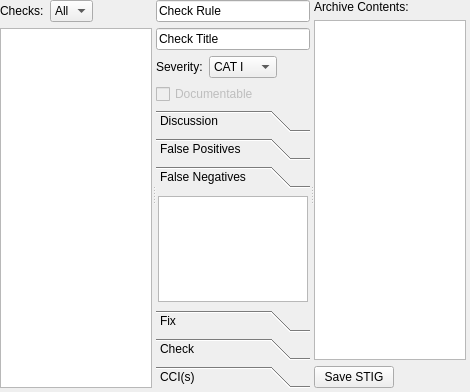
Old version of the form src/stigedit.ui in the repository squinky86/STIGQter.
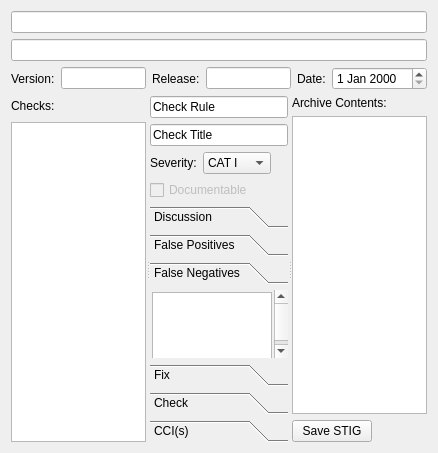
New version of the form. The open tabs and pages were chosen to show the change.

Commit message: design layout for STIG editor

The edit to the form file:
```diff
--- a/src/stigedit.ui
+++ b/src/stigedit.ui
@@ -6,22 +6,68 @@
    <rect>
     <x>0</x>
     <y>0</y>
-    <width>470</width>
-    <height>392</height>
+    <width>438</width>
+    <height>453</height>
    </rect>
   </property>
   <property name="windowTitle">
    <string>Form</string>
   </property>
+  <layout class="QVBoxLayout" name="verticalLayout">
+   <item>
+    <layout class="QVBoxLayout" name="verticalLayout_9">
+     <item>
+      <widget class="QLineEdit" name="txtTitle">
+       <property name="toolTip">
+        <string>STIG Title</string>
+       </property>
+      </widget>
+     </item>
+     <item>
+      <widget class="QLineEdit" name="txtDescription">
+       <property name="toolTip">
+        <string>STIG Description</string>
+       </property>
+      </widget>
+     </item>
+     <item>
+      <layout class="QHBoxLayout" name="horizontalLayout_2">
+       <item>
+        <widget class="QLabel" name="lblVersion">
+         <property name="text">
+          <string>Version:</string>
+         </property>
+        </widget>
+       </item>
+       <item>
+        <widget class="QLineEdit" name="txtVersion"/>
+       </item>
+       <item>
+        <widget class="QLabel" name="lblRelease">
+         <property name="text">
+          <string>Release:</string>
+         </property>
+        </widget>
+       </item>
+       <item>
+        <widget class="QLineEdit" name="txtRelease"/>
+       </item>
+       <item>
+        <widget class="QLabel" name="lblDate">
+         <property name="text">
+          <string>Date:</string>
+         </property>
+        </widget>
+       </item>
+       <item>
+        <widget class="QDateEdit" name="date"/>
+       </item>
+      </layout>
+     </item>
+    </layout>
+   </item>
+   <item>
   <widget class="QSplitter" name="splitter">
-   <property name="geometry">
-    <rect>
-     <x>0</x>
-     <y>0</y>
-     <width>466</width>
-     <height>388</height>
-    </rect>
-   </property>
    <property name="orientation">
     <enum>Qt::Horizontal</enum>
    </property>
@@ -36,35 +82,6 @@
          </property>
         </widget>
        </item>
-       <item>
-        <widget class="QComboBox" name="cboBoxFilterSeverity">
-         <item>
-          <property name="text">
-           <string>All</string>
-          </property>
-         </item>
-         <item>
-          <property name="text">
-           <string>I</string>
-          </property>
-         </item>
-         <item>
-          <property name="text">
-           <string>II</string>
-          </property>
-         </item>
-         <item>
-          <property name="text">
-           <string>III</string>
-          </property>
-         </item>
-         <item>
-          <property name="text">
-           <string>IV</string>
-          </property>
-         </item>
-        </widget>
-       </item>
        <item>
         <spacer name="horizontalSpacer_5">
          <property name="orientation">
@@ -280,8 +297,8 @@
          <rect>
           <x>0</x>
           <y>0</y>
-          <width>152</width>
-          <height>121</height>
+            <width>136</width>
+            <height>86</height>
          </rect>
         </property>
         <attribute name="label">
@@ -502,6 +519,8 @@
     </layout>
    </widget>
   </widget>
+   </item>
+  </layout>
  </widget>
  <resources/>
  <connections/>
```
Left out of the diff: 22 changed lines with no effect on the pictures. Lines whose indentation alone changed are shown as unchanged.
